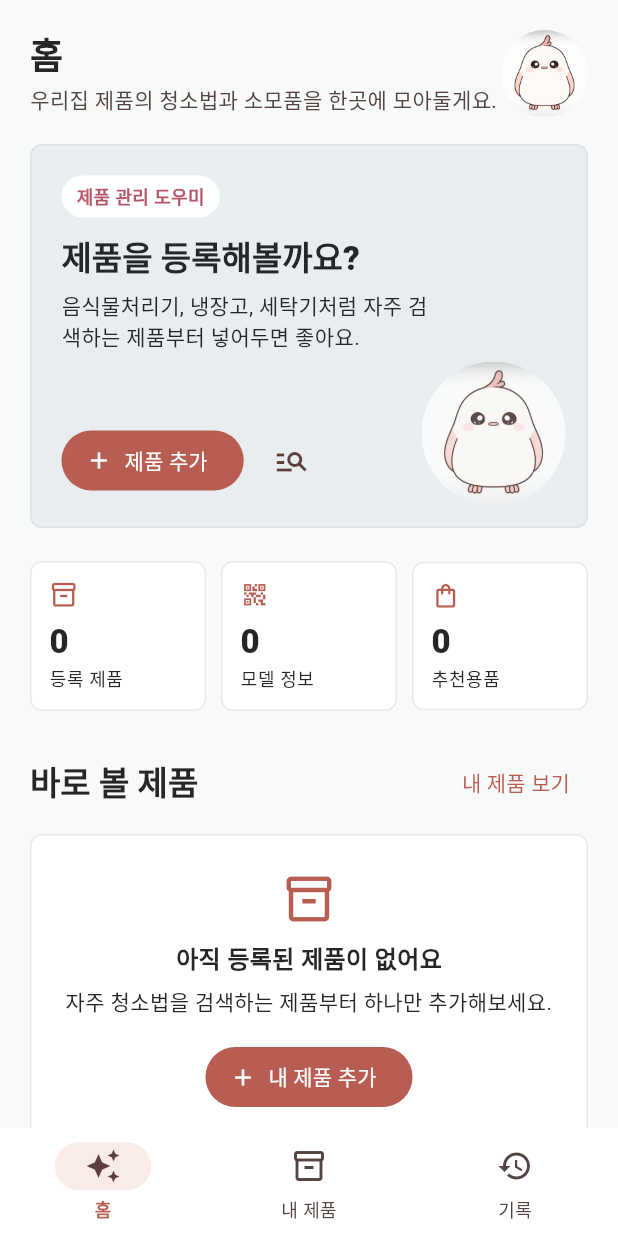
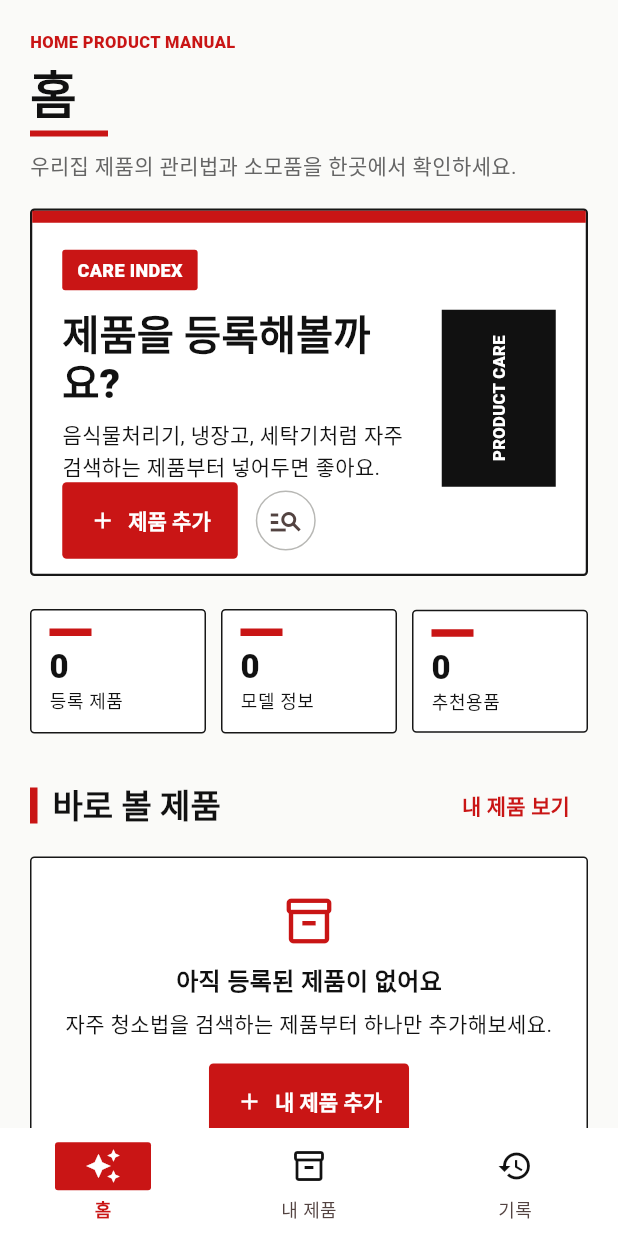
Before and after one commit to DearH-B/Clean_Up, a Flutter app: the screen it shows after launch, on a phone screen of 412 x 824 dp. Run offline on Flutter 3.47's test engine with Material 3 defaults, Android fonts, the phone set to English and light mode, and no system bars; our stand-ins replace shared_preferences; missing offline and left inert: mobile_scanner.

Commit message:
Apply Editorial Manual UI concept

```diff
--- a/lib/screens/home_screen.dart
+++ b/lib/screens/home_screen.dart
@@ -9,9 +9,8 @@ import '../repositories/product_data_repository.dart';
 import '../repositories/product_catalog_repository.dart';
 import '../repositories/product_submission_repository.dart';
 import '../theme/app_theme.dart';
-import '../widgets/fairy_image.dart';
+import 'product_submissions_screen.dart';
 import 'zone_item_detail_screen.dart';
-import 'product_submissions_screen.dart';
 
 class HomeScreen extends StatefulWidget {
   const HomeScreen({
@@ -55,26 +54,10 @@ class _HomeScreenState extends State<HomeScreen> {
       child: ListView(
         padding: const EdgeInsets.fromLTRB(20, 20, 20, 28),
         children: [
-          Row(
-            crossAxisAlignment: CrossAxisAlignment.start,
-            children: [
-              Expanded(
-                child: Column(
-                  crossAxisAlignment: CrossAxisAlignment.start,
-                  children: [
-                    Text('홈', style: Theme.of(context).textTheme.headlineSmall),
-                    const SizedBox(height: 4),
-                    Text(
-                      '우리집 제품의 청소법과 소모품을 한곳에 모아둘게요.',
-                      style: TextStyle(
-                        color: Theme.of(context).colorScheme.onSurfaceVariant,
-                      ),
-                    ),
-                  ],
-                ),
-              ),
-              const FairyImage(size: 58),
-            ],
+          const _EditorialPageHeader(
+            eyebrow: 'HOME PRODUCT MANUAL',
+            title: '홈',
+            description: '우리집 제품의 관리법과 소모품을 한곳에서 확인하세요.',
           ),
           const SizedBox(height: 18),
           _HeroPanel(
@@ -213,49 +196,35 @@ class _HeroPanel extends StatelessWidget {
             : '등록된 제품 $itemCount개의 관리법과 추천용품을 정리해두고 있어요.';
 
     return Container(
-      height: 256,
+      height: 245,
       clipBehavior: Clip.antiAlias,
       decoration: BoxDecoration(
-        color: AppColors.steelSoft,
-        borderRadius: BorderRadius.circular(8),
-        border: Border.all(color: const Color(0xFFD9E0E2)),
+        color: Colors.white,
+        borderRadius: BorderRadius.circular(3),
+        border: Border.all(color: AppColors.rule, width: 1.5),
       ),
-      child: Stack(
+      child: Column(
+        crossAxisAlignment: CrossAxisAlignment.stretch,
         children: [
-          const Positioned(
-            right: 14,
-            bottom: 14,
-            child: Opacity(
-              opacity: 0.78,
-              child: FairyImage(size: 96),
-            ),
-          ),
-          Positioned.fill(
+          Container(height: 8, color: AppColors.coral),
+          Expanded(
             child: Padding(
-              padding: const EdgeInsets.all(20),
+              padding: const EdgeInsets.fromLTRB(20, 18, 20, 18),
+              child: Row(
+                children: [
+                  Expanded(
                     child: Column(
                       crossAxisAlignment: CrossAxisAlignment.start,
                       children: [
-                  const _PillLabel(text: '제품 관리 도우미'),
-                  const SizedBox(height: 12),
-                  ConstrainedBox(
-                    constraints: const BoxConstraints(maxWidth: 260),
-                    child: Text(
+                        const _PillLabel(text: 'CARE INDEX'),
+                        const SizedBox(height: 14),
+                        Text(
                           title,
                           maxLines: 2,
-                      overflow: TextOverflow.visible,
-                      style: Theme.of(context).textTheme.titleLarge,
+                          style: Theme.of(context).textTheme.headlineSmall,
                         ),
-                  ),
-                  const SizedBox(height: 6),
-                  ConstrainedBox(
-                    constraints: const BoxConstraints(maxWidth: 250),
-                    child: Text(
-                      message,
-                      maxLines: 4,
-                      overflow: TextOverflow.visible,
-                    ),
-                  ),
+                        const SizedBox(height: 8),
+                        Text(message, maxLines: 3),
                         const Spacer(),
                         Row(
                           children: [
@@ -265,12 +234,33 @@ class _HeroPanel extends StatelessWidget {
                               label: const Text('제품 추가'),
                             ),
                             const SizedBox(width: 8),
-                      IconButton.filledTonal(
+                            IconButton.outlined(
                               onPressed: onFindGuide,
                               tooltip: '관리법 찾기',
                               icon: const Icon(Icons.manage_search_outlined),
                             ),
                           ],
+                        ),
+                      ],
+                    ),
+                  ),
+                  const SizedBox(width: 16),
+                  Container(
+                    width: 76,
+                    height: 118,
+                    alignment: Alignment.center,
+                    color: AppColors.ink,
+                    child: const RotatedBox(
+                      quarterTurns: 3,
+                      child: Text(
+                        'PRODUCT CARE',
+                        style: TextStyle(
+                          color: Colors.white,
+                          fontSize: 11,
+                          fontWeight: FontWeight.w900,
+                        ),
+                      ),
+                    ),
                   ),
                 ],
               ),
@@ -344,13 +334,13 @@ class _StatTile extends StatelessWidget {
       padding: const EdgeInsets.all(12),
       decoration: BoxDecoration(
         color: Colors.white,
-        borderRadius: BorderRadius.circular(8),
-        border: Border.all(color: Theme.of(context).colorScheme.outlineVariant),
+        borderRadius: BorderRadius.circular(3),
+        border: Border.all(color: AppColors.rule),
       ),
       child: Column(
         crossAxisAlignment: CrossAxisAlignment.start,
         children: [
-          Icon(icon, size: 19, color: AppColors.coral),
+          Container(width: 28, height: 5, color: AppColors.coral),
           const SizedBox(height: 8),
           Text(value, style: Theme.of(context).textTheme.titleLarge),
           const SizedBox(height: 2),
@@ -381,6 +371,8 @@ class _SectionTitle extends StatelessWidget {
   Widget build(BuildContext context) {
     return Row(
       children: [
+        Container(width: 5, height: 24, color: AppColors.coral),
+        const SizedBox(width: 10),
         Expanded(
           child: Text(title, style: Theme.of(context).textTheme.titleLarge),
         ),
@@ -408,14 +400,16 @@ class _HomeProductCard extends StatelessWidget {
     return Card(
       child: InkWell(
         onTap: onTap,
-        borderRadius: BorderRadius.circular(8),
+        borderRadius: BorderRadius.circular(3),
         child: Padding(
           padding: const EdgeInsets.all(14),
           child: Row(
             children: [
-              CircleAvatar(
-                radius: 24,
-                child: Icon(_iconFor(item.type)),
+              Container(
+                width: 48,
+                height: 58,
+                color: AppColors.ink,
+                child: Icon(_iconFor(item.type), color: Colors.white),
               ),
               const SizedBox(width: 12),
               Expanded(
@@ -500,8 +494,8 @@ class _EmptyProducts extends StatelessWidget {
       padding: const EdgeInsets.symmetric(horizontal: 20, vertical: 24),
       decoration: BoxDecoration(
         color: Colors.white,
-        borderRadius: BorderRadius.circular(8),
-        border: Border.all(color: Theme.of(context).colorScheme.outlineVariant),
+        borderRadius: BorderRadius.circular(3),
+        border: Border.all(color: AppColors.rule),
       ),
       child: Column(
         children: [
@@ -538,8 +532,8 @@ class _DirectionCard extends StatelessWidget {
       padding: const EdgeInsets.all(16),
       decoration: BoxDecoration(
         color: Colors.white,
-        borderRadius: BorderRadius.circular(8),
-        border: Border.all(color: Theme.of(context).colorScheme.outlineVariant),
+        borderRadius: BorderRadius.circular(3),
+        border: Border.all(color: AppColors.rule),
       ),
       child: const Column(
         crossAxisAlignment: CrossAxisAlignment.start,
@@ -578,7 +572,7 @@ class _DirectionRow extends StatelessWidget {
     return Row(
       crossAxisAlignment: CrossAxisAlignment.start,
       children: [
-        Icon(icon, size: 19, color: AppColors.coral),
+        Icon(icon, size: 19, color: AppColors.ink),
         const SizedBox(width: 10),
         Expanded(child: Text(text)),
       ],
@@ -596,15 +590,15 @@ class _PillLabel extends StatelessWidget {
     return Container(
       padding: const EdgeInsets.symmetric(horizontal: 10, vertical: 5),
       decoration: BoxDecoration(
-        color: Colors.white,
-        borderRadius: BorderRadius.circular(20),
+        color: AppColors.coral,
+        borderRadius: BorderRadius.circular(2),
       ),
       child: Text(
         text,
         style: const TextStyle(
-          color: Color(0xFFB55567),
+          color: Colors.white,
           fontSize: 12,
-          fontWeight: FontWeight.w700,
+          fontWeight: FontWeight.w900,
         ),
       ),
     );
@@ -621,13 +615,52 @@ class _MiniBadge extends StatelessWidget {
     return Container(
       padding: const EdgeInsets.symmetric(horizontal: 7, vertical: 3),
       decoration: BoxDecoration(
-        color: const Color(0xFFFFF3F5),
-        borderRadius: BorderRadius.circular(4),
+        color: Colors.white,
+        borderRadius: BorderRadius.circular(2),
+        border: Border.all(color: AppColors.ink),
       ),
       child: Text(
         label,
-        style: const TextStyle(fontSize: 11, fontWeight: FontWeight.w700),
+        style: const TextStyle(fontSize: 11, fontWeight: FontWeight.w800),
       ),
     );
   }
 }
+
+class _EditorialPageHeader extends StatelessWidget {
+  const _EditorialPageHeader({
+    required this.eyebrow,
+    required this.title,
+    required this.description,
+  });
+
+  final String eyebrow;
+  final String title;
+  final String description;
+
+  @override
+  Widget build(BuildContext context) {
+    return Column(
+      crossAxisAlignment: CrossAxisAlignment.start,
+      children: [
+        Text(
+          eyebrow,
+          style: const TextStyle(
+            color: AppColors.coral,
+            fontSize: 11,
+            fontWeight: FontWeight.w900,
+          ),
+        ),
+        const SizedBox(height: 7),
+        Text(title, style: Theme.of(context).textTheme.headlineLarge),
+        const SizedBox(height: 7),
+        Container(width: 52, height: 4, color: AppColors.coral),
+        const SizedBox(height: 9),
+        Text(
+          description,
+          style: const TextStyle(color: AppColors.muted),
+        ),
+      ],
+    );
+  }
+}
--- a/lib/theme/app_theme.dart
+++ b/lib/theme/app_theme.dart
@@ -1,15 +1,17 @@
 import 'package:flutter/material.dart';
 
 abstract final class AppColors {
-  static const ink = Color(0xFF242628);
-  static const coral = Color(0xFFB85D52);
-  static const coralSoft = Color(0xFFF8EBE8);
-  static const steel = Color(0xFF52646B);
-  static const steelSoft = Color(0xFFE8EDEF);
-  static const warmGray = Color(0xFFF1EFEC);
-  static const coolGray = Color(0xFFEDF0F1);
-  static const graySoft = Color(0xFFF3F4F4);
-  static const background = Color(0xFFF8F9F9);
+  static const ink = Color(0xFF111111);
+  static const coral = Color(0xFFC91515);
+  static const coralSoft = Color(0xFFFFEEEE);
+  static const steel = Color(0xFF3D4145);
+  static const steelSoft = Color(0xFFF0F0EE);
+  static const warmGray = Color(0xFFF4F1EB);
+  static const coolGray = Color(0xFFEDEDEC);
+  static const graySoft = Color(0xFFF5F5F3);
+  static const background = Color(0xFFFAFAF8);
+  static const rule = Color(0xFF171717);
+  static const muted = Color(0xFF656565);
 }
 
 ThemeData buildAppTheme() {
@@ -21,11 +23,11 @@ ThemeData buildAppTheme() {
     primary: AppColors.coral,
     primaryContainer: AppColors.coralSoft,
     secondary: AppColors.steel,
-    secondaryContainer: const Color(0xFFE8EDEF),
+    secondaryContainer: AppColors.steelSoft,
     surface: Colors.white,
     onSurface: AppColors.ink,
-    outline: const Color(0xFFD6DADB),
-    outlineVariant: const Color(0xFFE7E9E9),
+    outline: const Color(0xFFB8B8B5),
+    outlineVariant: const Color(0xFFDEDEDA),
   );
 
   return ThemeData(
@@ -34,18 +36,29 @@ ThemeData buildAppTheme() {
     scaffoldBackgroundColor: AppColors.background,
     fontFamilyFallback: const ['Noto Sans KR', 'sans-serif'],
     textTheme: const TextTheme(
+      headlineLarge: TextStyle(
+        color: AppColors.ink,
+        fontSize: 34,
+        fontWeight: FontWeight.w900,
+        height: 1.08,
+      ),
       headlineSmall: TextStyle(
+        color: AppColors.ink,
+        fontSize: 27,
+        fontWeight: FontWeight.w900,
+        height: 1.12,
+      ),
+      titleLarge: TextStyle(
+        color: AppColors.ink,
+        fontSize: 22,
+        fontWeight: FontWeight.w900,
+        height: 1.15,
+      ),
+      titleMedium: TextStyle(
         color: AppColors.ink,
         fontWeight: FontWeight.w800,
       ),
-      titleLarge: TextStyle(
-        color: AppColors.ink,
-        fontWeight: FontWeight.w800,
-      ),
-      titleMedium: TextStyle(
-        color: AppColors.ink,
-        fontWeight: FontWeight.w700,
-      ),
+      labelLarge: TextStyle(fontWeight: FontWeight.w800),
       bodyLarge: TextStyle(height: 1.45),
       bodyMedium: TextStyle(height: 1.45),
     ),
@@ -56,8 +69,8 @@ ThemeData buildAppTheme() {
       centerTitle: false,
       titleTextStyle: TextStyle(
         color: AppColors.ink,
-        fontSize: 21,
-        fontWeight: FontWeight.w800,
+        fontSize: 24,
+        fontWeight: FontWeight.w900,
       ),
     ),
     cardTheme: CardThemeData(
@@ -65,14 +78,24 @@ ThemeData buildAppTheme() {
       elevation: 0,
       margin: EdgeInsets.zero,
       shape: RoundedRectangleBorder(
-        borderRadius: BorderRadius.circular(8),
-        side: const BorderSide(color: Color(0xFFE4E7E7)),
+        borderRadius: BorderRadius.circular(3),
+        side: const BorderSide(color: Color(0xFFCFCFCC)),
       ),
     ),
     navigationBarTheme: NavigationBarThemeData(
       height: 72,
       backgroundColor: Colors.white,
-      indicatorColor: AppColors.coralSoft,
+      indicatorColor: AppColors.coral,
+      indicatorShape: RoundedRectangleBorder(
+        borderRadius: BorderRadius.circular(2),
+      ),
+      iconTheme: WidgetStateProperty.resolveWith((states) {
+        return IconThemeData(
+          color: states.contains(WidgetState.selected)
+              ? Colors.white
+              : AppColors.ink,
+        );
+      }),
       labelTextStyle: WidgetStateProperty.resolveWith((states) {
         return TextStyle(
           color: states.contains(WidgetState.selected)
@@ -93,12 +116,16 @@ ThemeData buildAppTheme() {
       filled: true,
       fillColor: Colors.white,
       border: OutlineInputBorder(
-        borderRadius: BorderRadius.circular(8),
-        borderSide: const BorderSide(color: Color(0xFFD6DADB)),
+        borderRadius: BorderRadius.circular(3),
+        borderSide: const BorderSide(color: AppColors.rule),
       ),
       enabledBorder: OutlineInputBorder(
-        borderRadius: BorderRadius.circular(8),
-        borderSide: const BorderSide(color: Color(0xFFD6DADB)),
+        borderRadius: BorderRadius.circular(3),
+        borderSide: const BorderSide(color: Color(0xFFB8B8B5)),
+      ),
+      focusedBorder: OutlineInputBorder(
+        borderRadius: BorderRadius.circular(3),
+        borderSide: const BorderSide(color: AppColors.coral, width: 2),
       ),
     ),
     tabBarTheme: const TabBarThemeData(
@@ -108,5 +135,45 @@ ThemeData buildAppTheme() {
       dividerColor: Color(0xFFE4E7E7),
       labelStyle: TextStyle(fontWeight: FontWeight.w800),
     ),
+    filledButtonTheme: FilledButtonThemeData(
+      style: FilledButton.styleFrom(
+        shape: RoundedRectangleBorder(borderRadius: BorderRadius.circular(3)),
+        padding: const EdgeInsets.symmetric(horizontal: 18, vertical: 15),
+        textStyle: const TextStyle(fontWeight: FontWeight.w800),
+      ),
+    ),
+    outlinedButtonTheme: OutlinedButtonThemeData(
+      style: OutlinedButton.styleFrom(
+        foregroundColor: AppColors.ink,
+        side: const BorderSide(color: AppColors.rule),
+        shape: RoundedRectangleBorder(borderRadius: BorderRadius.circular(3)),
+      ),
+    ),
+    chipTheme: ChipThemeData(
+      backgroundColor: Colors.white,
+      selectedColor: AppColors.coralSoft,
+      side: const BorderSide(color: Color(0xFFB8B8B5)),
+      shape: RoundedRectangleBorder(borderRadius: BorderRadius.circular(2)),
+      labelStyle: const TextStyle(
+        color: AppColors.ink,
+        fontWeight: FontWeight.w700,
+      ),
+      secondaryLabelStyle: const TextStyle(
+        color: AppColors.ink,
+        fontWeight: FontWeight.w800,
+      ),
+      checkmarkColor: AppColors.coral,
+    ),
+    dividerTheme: const DividerThemeData(
+      color: Color(0xFFD7D7D3),
+      thickness: 1,
+    ),
+    floatingActionButtonTheme: const FloatingActionButtonThemeData(
+      backgroundColor: AppColors.coral,
+      foregroundColor: Colors.white,
+      shape: RoundedRectangleBorder(
+        borderRadius: BorderRadius.all(Radius.circular(3)),
+      ),
+    ),
   );
 }
```
Also changed, not shown: lib/screens/history_screen.dart (+19 -6 lines), lib/screens/zone_detail_screen.dart (+14 -2 lines), lib/screens/zone_item_detail_screen.dart (+10 -9 lines), lib/screens/zones_screen.dart (+17 -4 lines), lib/widgets/record_tile.dart (+6 -6 lines), lib/widgets/space_card.dart (+8 -14 lines), lib/widgets/zone_item_tile.dart (+9 -4 lines), 2 other files. Lines whose indentation alone changed are shown as unchanged.
